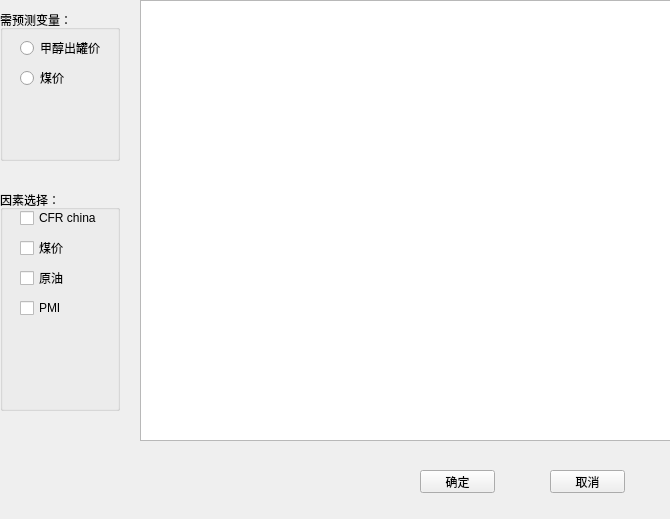
nullptru/DataVisulization, file project/textwidget.ui: the form before one commit.
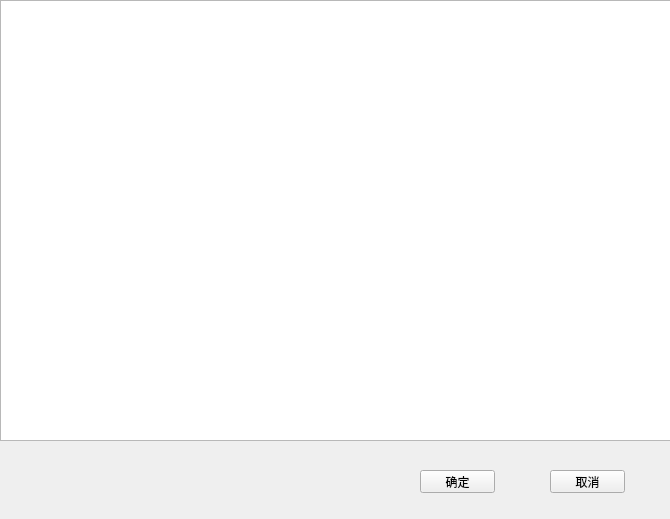
The form after the commit.

What changed in the file:
```diff
--- a/project/textwidget.ui
+++ b/project/textwidget.ui
@@ -42,117 +42,13 @@
   <widget class="QTextEdit" name="Edittext1">
    <property name="geometry">
     <rect>
-     <x>140</x>
+     <x>0</x>
      <y>0</y>
-     <width>531</width>
+     <width>671</width>
      <height>441</height>
     </rect>
    </property>
   </widget>
-  <widget class="QGroupBox" name="groupBox">
-   <property name="geometry">
-    <rect>
-     <x>0</x>
-     <y>10</y>
-     <width>120</width>
-     <height>151</height>
-    </rect>
-   </property>
-   <property name="title">
-    <string>需预测变量：</string>
-   </property>
-   <widget class="QRadioButton" name="radioButton">
-    <property name="geometry">
-     <rect>
-      <x>20</x>
-      <y>30</y>
-      <width>89</width>
-      <height>16</height>
-     </rect>
-    </property>
-    <property name="text">
-     <string>甲醇出罐价</string>
-    </property>
-   </widget>
-   <widget class="QRadioButton" name="radioButton_2">
-    <property name="geometry">
-     <rect>
-      <x>20</x>
-      <y>60</y>
-      <width>89</width>
-      <height>16</height>
-     </rect>
-    </property>
-    <property name="text">
-     <string>煤价</string>
-    </property>
-   </widget>
-  </widget>
-  <widget class="QGroupBox" name="groupBox_2">
-   <property name="geometry">
-    <rect>
-     <x>0</x>
-     <y>190</y>
-     <width>120</width>
-     <height>221</height>
-    </rect>
-   </property>
-   <property name="title">
-    <string>因素选择：</string>
-   </property>
-   <widget class="QCheckBox" name="checkBox">
-    <property name="geometry">
-     <rect>
-      <x>20</x>
-      <y>20</y>
-      <width>81</width>
-      <height>16</height>
-     </rect>
-    </property>
-    <property name="text">
-     <string>CFR china</string>
-    </property>
-   </widget>
-   <widget class="QCheckBox" name="checkBox_2">
-    <property name="geometry">
-     <rect>
-      <x>20</x>
-      <y>50</y>
-      <width>71</width>
-      <height>16</height>
-     </rect>
-    </property>
-    <property name="text">
-     <string>煤价</string>
-    </property>
-   </widget>
-   <widget class="QCheckBox" name="checkBox_3">
-    <property name="geometry">
-     <rect>
-      <x>20</x>
-      <y>80</y>
-      <width>71</width>
-      <height>16</height>
-     </rect>
-    </property>
-    <property name="text">
-     <string>原油</string>
-    </property>
-   </widget>
-   <widget class="QCheckBox" name="checkBox_4">
-    <property name="geometry">
-     <rect>
-      <x>20</x>
-      <y>110</y>
-      <width>71</width>
-      <height>16</height>
-     </rect>
-    </property>
-    <property name="text">
-     <string>PMI</string>
-    </property>
-   </widget>
-  </widget>
  </widget>
  <layoutdefault spacing="6" margin="11"/>
  <resources/>
```
